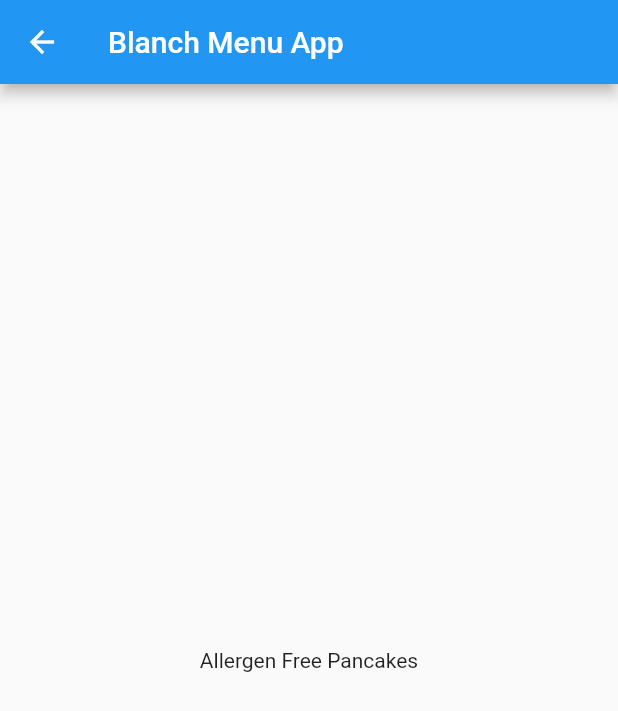
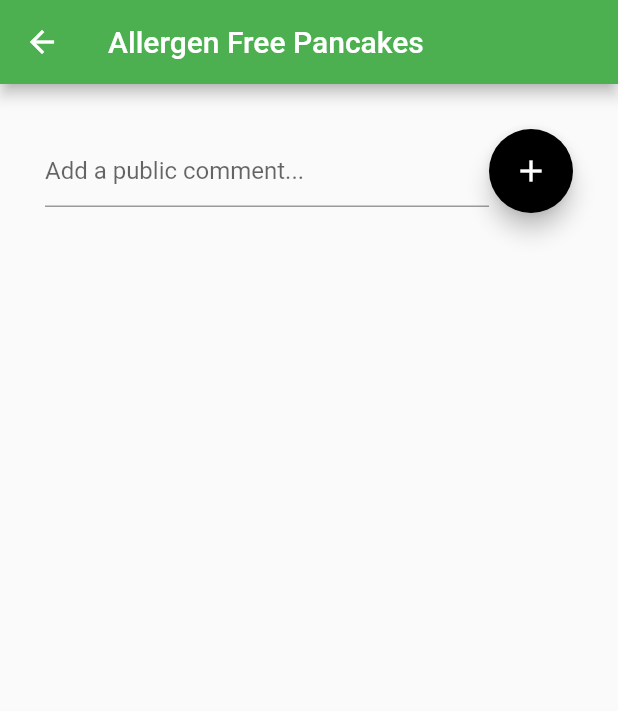
Before and after one commit to fowle22d/blanch_menu_app, a Flutter app: the PostPage screen opened directly with sample values from the repository, on a phone screen of 412 x 824 dp. Shown: the top 711 px of the screen. Run offline on Flutter 3.47's test engine with Material 2 defaults, Android fonts, the phone set to English and light mode, and no system bars; our stand-ins replace cloud_firestore, firebase_auth, firebase_core, google_sign_in; accounts and stored records are empty.

Commit message:
Add user infor screen, changed station page to have constructor, made it so you could add comments to firebase.

```diff
--- a/lib/main.dart
+++ b/lib/main.dart
@@ -4,7 +4,9 @@ import 'package:flutter/material.dart'; // Material contains logic for prebuilt
 //import 'view/pages/home_page.dart';
 
 // main calls runApp on the root widget for the app
-void main() => runApp(BlanchMenuApp());
+void main() {
+  runApp(BlanchMenuApp());
+}
 
 // Create stateless Root widget
 class BlanchMenuApp extends StatelessWidget {
--- a/lib/view/pages/post_page.dart
+++ b/lib/view/pages/post_page.dart
@@ -1,16 +1,57 @@
 import 'package:flutter/material.dart';
 import 'package:blanch_menu_app/model/post_model.dart';
+//import 'package:firebase_core/firebase_core.dart';
+import 'package:cloud_firestore/cloud_firestore.dart';
 
 class PostPage extends StatelessWidget {
   final PostModel postData;
 
   const PostPage({Key? key, required this.postData}) : super(key: key);
+  //final Future<FirebaseApp> future = Firebase.initializeApp();
 
   @override
   Widget build(BuildContext context) {
+    final textcontroller = TextEditingController();
+    //final databaseRef = FirebaseFirestore.instance.collection("comments");
+    //
+    //var pos1 = postData;
+    //User? user = await Authentication.signInWithGoogle(context: context);
+
     return Scaffold(
-      appBar: AppBar(title: Text("Blanch Menu App")),
-      body: Center(child: Text(postData.menu_item)),
-    );
+        appBar: AppBar(
+          title: Text(postData.menu_item),
+          backgroundColor: Colors.green,
+        ),
+        body: Column(
+          children: [
+            Padding(
+                padding: EdgeInsets.all(30.0),
+                child: Row(
+                  children: [
+                    Flexible(
+                        child: TextField(
+                      controller: textcontroller,
+                      decoration:
+                          InputDecoration(hintText: "Add a public comment..."),
+                    )),
+                    FloatingActionButton(
+                      backgroundColor: Colors.black,
+                      child: Icon(Icons.add),
+                      onPressed: () {
+                        FirebaseFirestore.instance
+                            .collection(postData.station)
+                            .add({
+                          'userId': "Lucy",
+                          "station": postData.station,
+                          "menuItem": postData.menu_item,
+                          "text": textcontroller.text
+                        });
+                        textcontroller.text = "";
+                      },
+                    )
+                  ],
+                )),
+          ],
+        ));
   }
 }
--- a/lib/view/pages/stationPage.dart
+++ b/lib/view/pages/stationPage.dart
@@ -1,12 +1,18 @@
 import 'package:blanch_menu_app/view/pages/home_page.dart';
+import 'package:blanch_menu_app/view/pages/user_info_screen.dart';
+import 'package:firebase_auth/firebase_auth.dart';
 import 'package:flutter/material.dart';
 import '../../question.dart';
 import '../../answer.dart';
 
 class StationPage extends StatelessWidget {
+  const StationPage({Key? key, required User user})
+      : _user = user,
+        super(key: key);
+  final User _user;
+
   @override
   Widget build(BuildContext ctx) {
-    //var stations = ["Grill", "Global", "Halal"];
     var stations = [
       "Classics",
       "Grill",
@@ -22,6 +28,22 @@ class StationPage extends StatelessWidget {
         appBar: AppBar(
           title: Text("The Blanch App"),
           backgroundColor: Colors.green,
+          actions: [
+            Padding(
+              padding: EdgeInsets.only(right: 20),
+              child: GestureDetector(
+                child: Icon(Icons.person),
+                onTap: () {
+                  Navigator.push(ctx,
+                      MaterialPageRoute(builder: (BuildContext context) {
+                    return UserInfoScreen(user: _user);
+                    ;
+                  }));
+                  // UserInfoScreen(user: _user);
+                },
+              ),
+            )
+          ],
         ),
         body: Column(children: [
           Container(
--- a/lib/view/widgets/google_sign_in_button.dart
+++ b/lib/view/widgets/google_sign_in_button.dart
@@ -43,7 +43,7 @@ class _GoogleSignInButtonState extends State<GoogleSignInButton> {
                 if (user != null) {
                   Navigator.of(context).pushReplacement(
                     MaterialPageRoute(
-                      builder: (context) => StationPage(),
+                      builder: (context) => StationPage(user: user),
                       // UserInfoScreen(
                       //   user: user,
                       // ),
--- a/pubspec.yaml
+++ b/pubspec.yaml
@@ -31,7 +31,9 @@ dependencies:
   firebase_core: ^1.0.1
   firebase_auth: ^1.0.1
   google_sign_in: ^5.0.0
-  firebase_database: ^6.0.0
+  cloud_firestore: ^1.0.7
+
+  #firebase_database: ^6.0.0
 
 dev_dependencies:
   flutter_test:
```
Also changed, not shown: lib/view/pages/user_info_screen.dart (+13 -14 lines), pubspec.lock, 1 other file.
